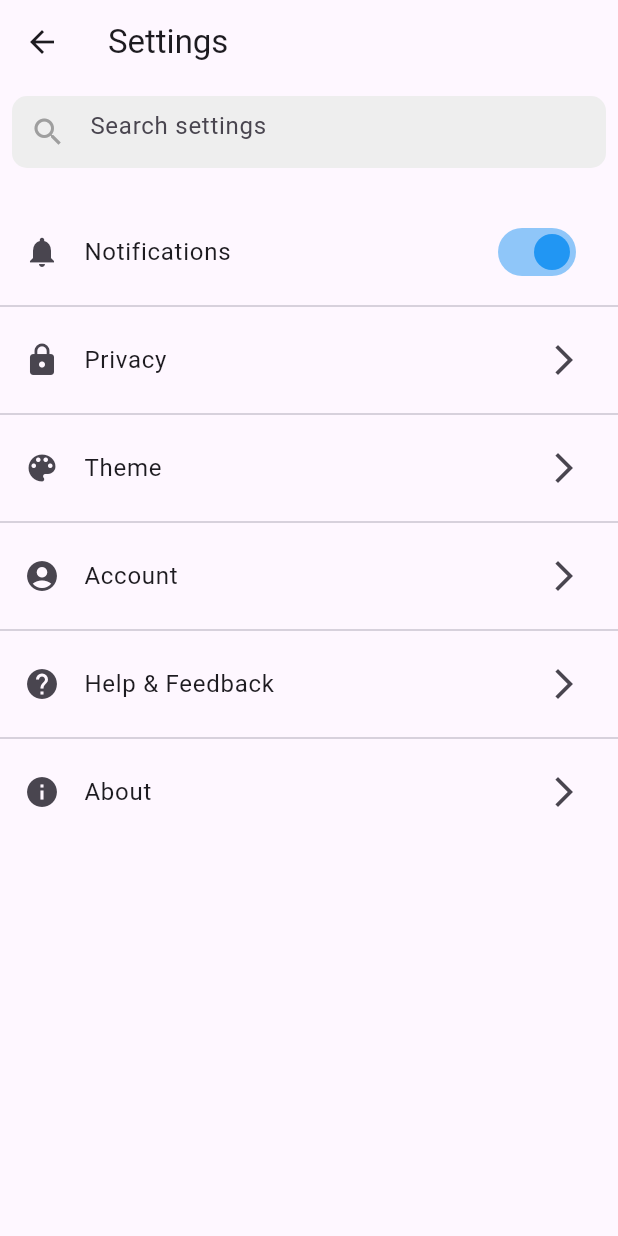
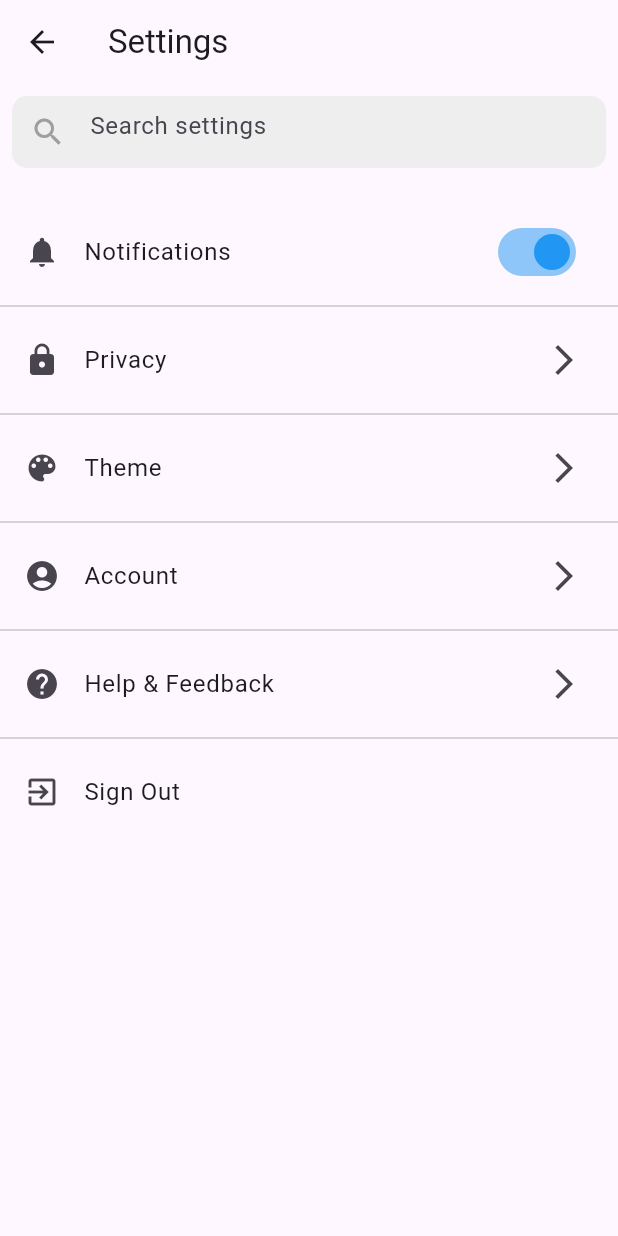
Before and after one commit to Lakkitha/local_community_app, a Flutter app: the screen it shows once a user with an empty profile is signed in, item 3 of the bottom bar chosen, after a tap on the "settings" icon, on a phone screen of 412 x 824 dp. Run offline on Flutter 3.47's test engine with Material 3 defaults, Android fonts, the phone set to English and light mode, and no system bars; our stand-ins replace cloud_firestore, firebase_auth, firebase_core, firebase_storage, geocoding, get and 3 more; accounts and stored records are empty.

```diff
--- a/lib/pages/eventPage.dart
+++ b/lib/pages/eventPage.dart
@@ -16,10 +16,7 @@ class _EventPageState extends State<EventPage> {
   int _currentPage = 0;
   int _pageSize = 10;
   bool _isLoading = false;
-  List<Map<String, dynamic>> events = [
-    // Add your events here
-    // Assuming you have more events...
-  ];
+  List<Map<String, dynamic>> events = [];
 
   ScrollController _scrollController = ScrollController();
 
@@ -45,23 +42,20 @@ class _EventPageState extends State<EventPage> {
     }
   }
 
-  Future<void> _refreshData() async
-  {
+  Future<void> _refreshData() async {
     setState(() {
       _currentPage = 0;
       events.clear(); // Clear existing events
     });
 
-    setState(()
-    {
+    setState(() {
       // Add logic to fetch new events and populate the list
       // For demonstration purpose, I'm just adding some dummy events again
       _loadMoreData();
     });
   }
 
-  void _loadMoreData() async
-  {
+  void _loadMoreData() async {
     if (!_isLoading) {
       setState(() {
         _isLoading = true;
@@ -77,37 +71,46 @@ class _EventPageState extends State<EventPage> {
     }
   }
 
-  Future<void> _fetchEvents() async
-  {
+  Future<void> _fetchEvents() async {
+    events.clear();
+
+    if (filtervalue == 0) {
+      // Global filter
       List<Map<String, dynamic>> newEvents = await EventsDatabase.getAllEvents();
       if (newEvents.isNotEmpty) {
         setState(() {
           events.addAll(newEvents);
+          _currentPage++;
+        });
+      }
+    } else if (filtervalue == 2) {
+      // Following filter
+      List<Map<String, dynamic>> followedEvents = await EventsDatabase.getAllFollowedEventsUser(filterOnly: true);
+      print(followedEvents);
 
+      if (followedEvents.isNotEmpty) {
+        setState(() {
+          events.addAll(followedEvents);
           _currentPage++;
         });
       }
     }
-
-  List<Map<String, dynamic>> getPaginatedEvents()
-  {
-    int startIndex = _currentPage * _pageSize;
-    int endIndex = startIndex + _pageSize;
-
-    if (startIndex >= events.length)
-    {
-      return [];
   }
 
-    return events.sublist(startIndex, endIndex.clamp(0, events.length));
+  List<Map<String, dynamic>> filterEventsByName(String searchText) {
+    return events.where((event) {
+      String eventName = event['event_name'].toLowerCase();
+      return eventName.contains(searchText.toLowerCase());
+    }).toList();
   }
+
+  String _searchText = '';
 
   @override
   Widget build(BuildContext context) {
     return Scaffold(
       appBar: AppBar(
         leading: Padding(
-
           padding: const EdgeInsets.only(top: 5.0, left: 20.0, right: 4.0, bottom: 4.0),
           child: Image.asset('assets/images/logo.png'), // Replace with your logo image path
         ),
@@ -123,7 +126,9 @@ class _EventPageState extends State<EventPage> {
             ),
           ),
           onChanged: (value) {
-            // Implement your search logic here
+            setState(() {
+              _searchText = value;
+            });
           },
         ),
         automaticallyImplyLeading: false,
@@ -131,7 +136,11 @@ class _EventPageState extends State<EventPage> {
           preferredSize: Size.fromHeight(50.0),
           child: Padding(
             padding: EdgeInsets.all(10.0),
-            child: Row(
+            child: Column(
+              mainAxisAlignment: MainAxisAlignment.center,
+              children: [
+                Row(
+                  mainAxisAlignment: MainAxisAlignment.center,
                   children: [
                     Expanded(
                       child: CupertinoSlidingSegmentedControl<int>(
@@ -139,22 +148,19 @@ class _EventPageState extends State<EventPage> {
                         children: {
                           0: Text('Global'),
                           1: Text('Local'),
+                          2: Text('Following'),
                         },
                         groupValue: filtervalue,
                         onValueChanged: (int? newValue) {
                           setState(() {
-                        //Use the Filter logic here
                             filtervalue = newValue!;
+                            _loadMoreData();
                             print("Filter Value: $filtervalue");
                           });
                         },
                       ),
                     ),
-                IconButton(
-                  icon: Icon(Icons.event),
-                  onPressed: () {
-                    // Add Followed Event Logic here
-                  },
+                  ],
                 ),
               ],
             ),
@@ -165,15 +171,15 @@ class _EventPageState extends State<EventPage> {
         onRefresh: _refreshData,
         child: ListView.builder(
           controller: _scrollController,
-          itemCount: events.length + (_isLoading ? 1 : 0),
+          itemCount: filterEventsByName(_searchText).length + (_isLoading ? 1 : 0),
           itemBuilder: (BuildContext context, int index) {
-            if (index == events.length && _isLoading) {
+            List<Map<String, dynamic>> filteredEvents = filterEventsByName(_searchText);
+            if (index == filteredEvents.length && _isLoading) {
               return Center(
                 child: CircularProgressIndicator(),
               );
             } else {
-              final event = events[index];
-              print(event);
+              final event = filteredEvents[index];
 
               // Use FutureBuilder to asynchronously get the event organizer's username
               return FutureBuilder<String?>(
--- a/lib/pages/settings_page.dart
+++ b/lib/pages/settings_page.dart
@@ -1,3 +1,4 @@
+import 'package:firebase_auth/firebase_auth.dart';
 import 'package:flutter/material.dart';
 
 class SettingsPage extends StatefulWidget {
@@ -91,11 +92,12 @@ class _SettingsPageState extends State<SettingsPage> {
                 ),
                 Divider(),
                 ListTile(
-                  leading: Icon(Icons.info),
-                  title: Text('About'),
-                  trailing: Icon(Icons.arrow_forward_ios),
+                  leading: Icon(Icons.exit_to_app),
+                  title: Text('Sign Out'),
                   onTap: () {
                     // Navigate to about page
+                      FirebaseAuth.instance.signOut();
+                      Navigator.pushNamed(context, "/login");
                   },
                 ),
               ],
```
Also changed, not shown: lib/database/eventsdb.dart (+41 -10 lines). Lines whose indentation alone changed are shown as unchanged.
